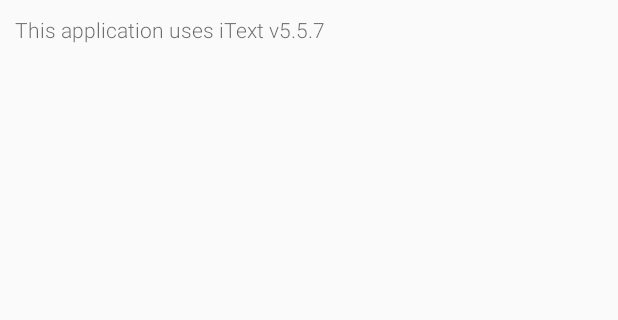
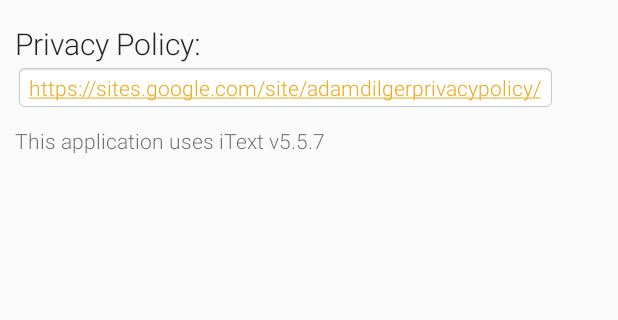
Before and after one commit to adamDilger/SEMFandroidApp, an Android app: the layout dialog_more_info.xml on its own in the app's theme, with its tools: preview values and no code run, on a phone screen of 412 x 824 dp, the part 103-423 px from its top. Run offline under Robolectric (Android 15) with nearby library versions, the phone set to English and light mode, and no system bars; Roboto replaces fonts that are not available here.

Commit message:
update 1.4.3
Bug Fixes
added privacy policy
added permissions checker

```diff
--- a/app/src/main/AndroidManifest.xml
+++ b/app/src/main/AndroidManifest.xml
@@ -1,8 +1,8 @@
 <?xml version="1.0" encoding="utf-8"?>
 <manifest xmlns:android="http://schemas.android.com/apk/res/android"
     package="com.semfapp.adamdilger.semf"
-    android:versionCode="7"
-    android:versionName="1.4.1">
+    android:versionCode="9"
+    android:versionName="1.4.3">
 
     <uses-permission android:name="android.permission.WRITE_EXTERNAL_STORAGE" />
     <uses-permission android:name="android.permission.READ_EXTERNAL_STORAGE" />
--- a/app/src/main/java/com/semfapp/adamdilger/semf/IncidentReportActivity.java
+++ b/app/src/main/java/com/semfapp/adamdilger/semf/IncidentReportActivity.java
@@ -26,7 +26,7 @@ public class IncidentReportActivity extends AbstractTabLayoutFragment {
 
     @Override
     String setToolbarTitle() {
-        return "Incedent Procedure";
+        return "Incident Procedure";
     }
 
     @Override
--- a/app/src/main/java/com/semfapp/adamdilger/semf/Pdf.java
+++ b/app/src/main/java/com/semfapp/adamdilger/semf/Pdf.java
@@ -26,6 +26,7 @@ import android.graphics.drawable.Drawable;
 import android.os.AsyncTask;
 import android.os.Environment;
 import android.support.annotation.Nullable;
+import android.util.Log;
 
 import com.itextpdf.text.Document;
 import com.itextpdf.text.Image;
@@ -116,7 +117,6 @@ public class Pdf {
     private void createPDFNew(String filePath, String htmlString, @Nullable ArrayList<ImageFile> images) {
 
         File file = null;
-
         try {
             file = new File(filePath);
 
--- a/app/src/main/java/com/semfapp/adamdilger/semf/Take5Activity.java
+++ b/app/src/main/java/com/semfapp/adamdilger/semf/Take5Activity.java
@@ -21,6 +21,7 @@ import android.app.AlertDialog;
 import android.content.Context;
 import android.content.DialogInterface;
 import android.content.Intent;
+import android.content.SharedPreferences;
 import android.content.pm.PackageManager;
 import android.graphics.pdf.PdfDocument;
 import android.os.Bundle;
@@ -48,6 +49,10 @@ public class Take5Activity extends AbstractTabLayoutFragment {
 
         data = Take5Data.get(this);
         pdfDocument = new Take5PdfDocument(getApplicationContext());
+
+        //get/set name from SharedPreferences
+        final SharedPreferences sharedPreferences = getSharedPreferences(userProfileActivity.USER_SETTINGS_SHARED_PREF, MODE_PRIVATE);
+        data.getEditTexts()[3] = sharedPreferences.getString(userProfileActivity.NAME, "");
 
         super.getViewPager().setOnPageChangeListener(new ViewPager.OnPageChangeListener() {
             @Override
--- a/app/src/main/java/com/semfapp/adamdilger/semf/Take5F1.java
+++ b/app/src/main/java/com/semfapp/adamdilger/semf/Take5F1.java
@@ -51,7 +51,9 @@ public class Take5F1 extends Fragment {
         mEditTexts[3] = (EditText) v.findViewById(R.id.namesText);
 
 
+
         for (int x = 0; x < mEditTexts.length; x++) {
+            mEditTexts[x].setText(mEditTextValues[x]);
 
             final int index = x;
             mEditTexts[index].addTextChangedListener(new TextWatcher() {
--- a/app/src/main/java/com/semfapp/adamdilger/semf/hazardIdActivity.java
+++ b/app/src/main/java/com/semfapp/adamdilger/semf/hazardIdActivity.java
@@ -21,6 +21,7 @@ import android.content.Intent;
 import android.os.Bundle;
 import android.support.v4.app.Fragment;
 import android.support.v4.view.ViewPager;
+import android.util.Log;
 import android.view.inputmethod.InputMethodManager;
 
 import org.jsoup.Jsoup;
@@ -154,7 +155,7 @@ public class hazardIdActivity extends AbstractTabLayoutFragment implements Commu
         name = Emailer.getSubject(Emailer.HAZARD_ID_CODE, data.getProjectNumber());
 
         String filePath = MainActivity.pdf.createFilePath(this, name);
-        MainActivity.pdf.createPdfToFile(this, documentTemplate.html(), filePath, null);
+        MainActivity.pdf.createPdfToFile(this, documentTemplate.html(), filePath, data.getImageArray());
 
         pdfAttatchment = new File(filePath);
     }
--- a/app/src/main/java/com/semfapp/adamdilger/semf/userProfileActivity.java
+++ b/app/src/main/java/com/semfapp/adamdilger/semf/userProfileActivity.java
@@ -55,9 +55,6 @@ public class userProfileActivity extends AppCompatActivity {
 
         final SharedPreferences sharedPreferences = getSharedPreferences(USER_SETTINGS_SHARED_PREF, MODE_PRIVATE);
 
-        System.out.println(sharedPreferences.getString(CC_HAZARD, "Def"));
-        System.out.println(sharedPreferences.getString(CC_TAKE5, "Def"));
-
         //Create EditText fields
         saveSettingButton = (Button)findViewById(R.id.up_button_save);
         name = (EditText)findViewById(R.id.up_text_name);
--- a/app/src/main/res/layout/dialog_more_info.xml
+++ b/app/src/main/res/layout/dialog_more_info.xml
@@ -14,6 +14,22 @@
             android:layout_width="wrap_content"
             android:layout_height="wrap_content"
             android:background="@android:drawable/editbox_background"/>
+
+
+    <TextView
+        android:text="Privacy Policy:"
+        android:layout_marginTop="15dp"
+        android:layout_width="wrap_content"
+        android:layout_height="wrap_content" />
+    <TextView
+        style="@android:style/TextAppearance.Small"
+        android:text="@string/privacy_policy_link"
+        android:autoLink="web"
+        android:layout_width="wrap_content"
+        android:layout_height="wrap_content"
+        android:background="@android:drawable/editbox_background"/>
+
+
     <TextView
         style="@android:style/TextAppearance.Small"
         android:paddingTop="10dp"
--- a/app/src/main/res/layout/fragment_incident_1.xml
+++ b/app/src/main/res/layout/fragment_incident_1.xml
@@ -15,7 +15,7 @@
                 style="@style/incedent_view">
                 <TextView
                     style="@style/incedent_text_1"
-                    android:text="INCEDENT or NEAR MISS OCCURS" />
+                    android:text="INCIDENT or NEAR MISS OCCURS" />
             </LinearLayout>
 
             <View
--- a/app/src/main/res/values/strings.xml
+++ b/app/src/main/res/values/strings.xml
@@ -18,6 +18,7 @@
     <string name="home_non_conform">\u2022 NON CONFORMANCE</string>
 
     <string name="source_link">https://github.com/adamDilger/SEMFandroidApp</string>
+    <string name="privacy_policy_link">https://sites.google.com/site/adamdilgerprivacypolicy/</string>
 
     <!-- USER PROFILE -->
     <string name="up_name">Name</string>
--- a/build.gradle
+++ b/build.gradle
@@ -5,7 +5,7 @@ buildscript {
         jcenter()
     }
     dependencies {
-        classpath 'com.android.tools.build:gradle:1.3.0'
+        classpath 'com.android.tools.build:gradle:2.2.3'
 
         // NOTE: Do not place your application dependencies here; they belong
         // in the individual module build.gradle files
```
Also changed, not shown: app/src/main/java/com/semfapp/adamdilger/semf/MainActivity.java (+82 -3 lines), gradle/wrapper/gradle-wrapper.properties, 2 other files.
